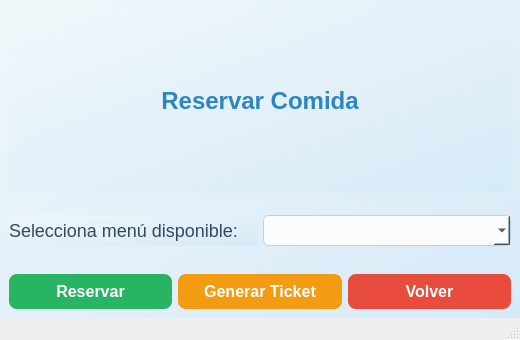
The window that src/vista/ui/ReservaComida.ui (jaimecarfe/menule) describes before a commit, drawn with Qt 5.
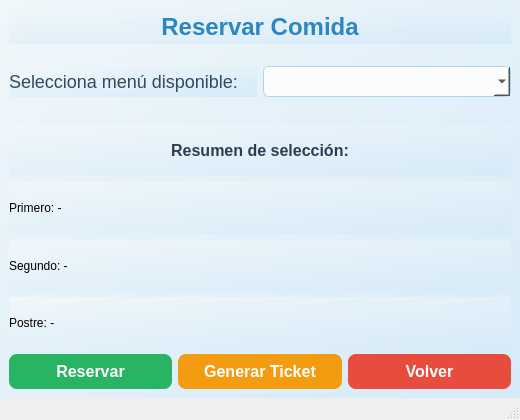
The same window after the commit.

```diff
--- a/src/vista/ui/ReservaComida.ui
+++ b/src/vista/ui/ReservaComida.ui
@@ -7,7 +7,7 @@
     <x>0</x>
     <y>0</y>
     <width>520</width>
-    <height>340</height>
+    <height>420</height>
    </rect>
   </property>
   <property name="windowTitle">
@@ -101,6 +101,44 @@
       </property>
      </spacer>
     </item>
+
+    <!-- Resumen de selección -->
+    <item>
+     <widget class="QLabel" name="labelResumen">
+      <property name="text">
+       <string>Resumen de selección:</string>
+      </property>
+      <property name="alignment">
+       <set>Qt::AlignCenter</set>
+      </property>
+      <property name="styleSheet">
+       <string notr="true">font-size: 16px; font-weight: bold; color: #2C3E50;</string>
+      </property>
+     </widget>
+    </item>
+    <item>
+     <widget class="QLabel" name="labelSeleccionPrimero">
+      <property name="text">
+       <string>Primero: -</string>
+      </property>
+     </widget>
+    </item>
+    <item>
+     <widget class="QLabel" name="labelSeleccionSegundo">
+      <property name="text">
+       <string>Segundo: -</string>
+      </property>
+     </widget>
+    </item>
+    <item>
+     <widget class="QLabel" name="labelSeleccionPostre">
+      <property name="text">
+       <string>Postre: -</string>
+      </property>
+     </widget>
+    </item>
+
+    <!-- Botones -->
     <item>
      <layout class="QHBoxLayout" name="horizontalLayoutBotones">
       <item>
```
Left out of the diff: 2 changed lines with no effect on the pictures.
